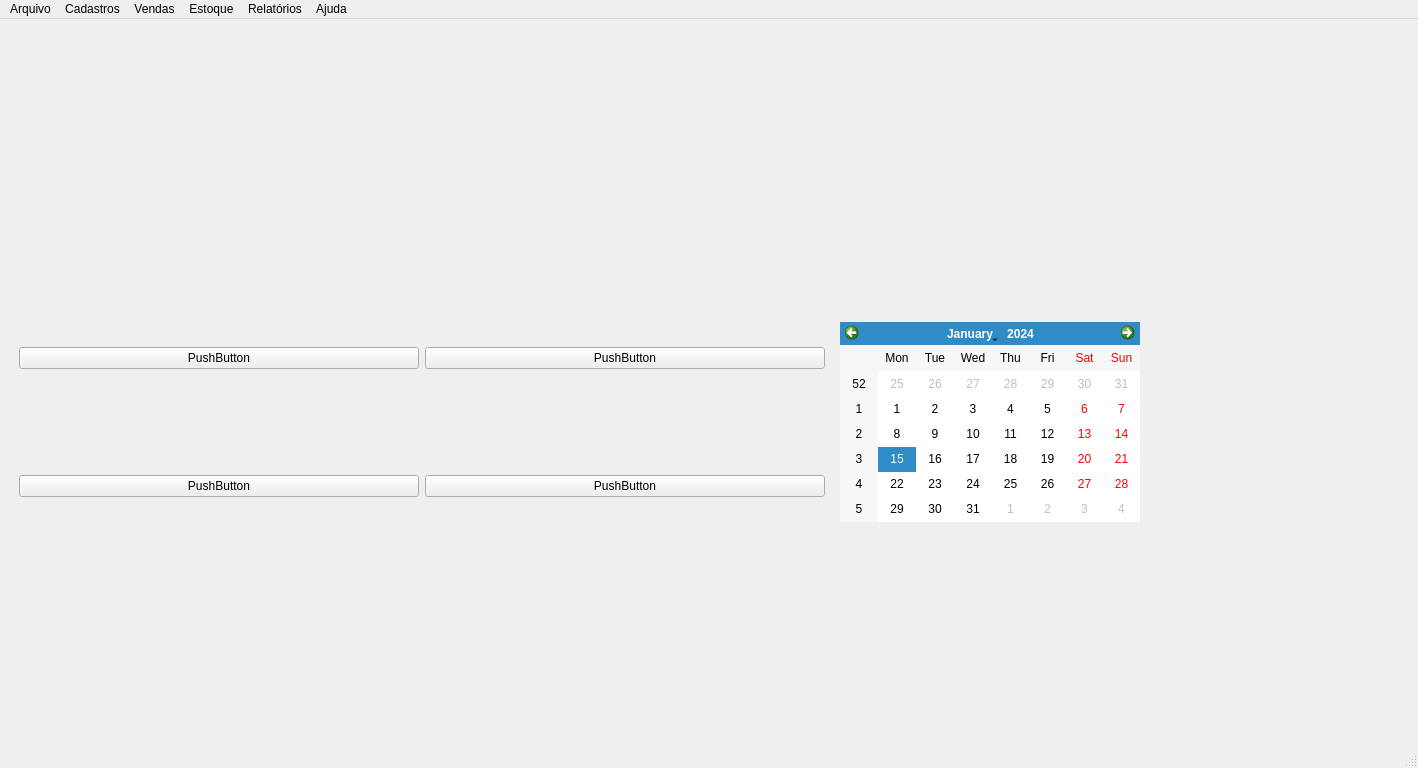
This is Resources/UI/MainWindow.ui in Klubas/Projeto-SOAD as Qt 5 draws it before an edit. The edited form follows.
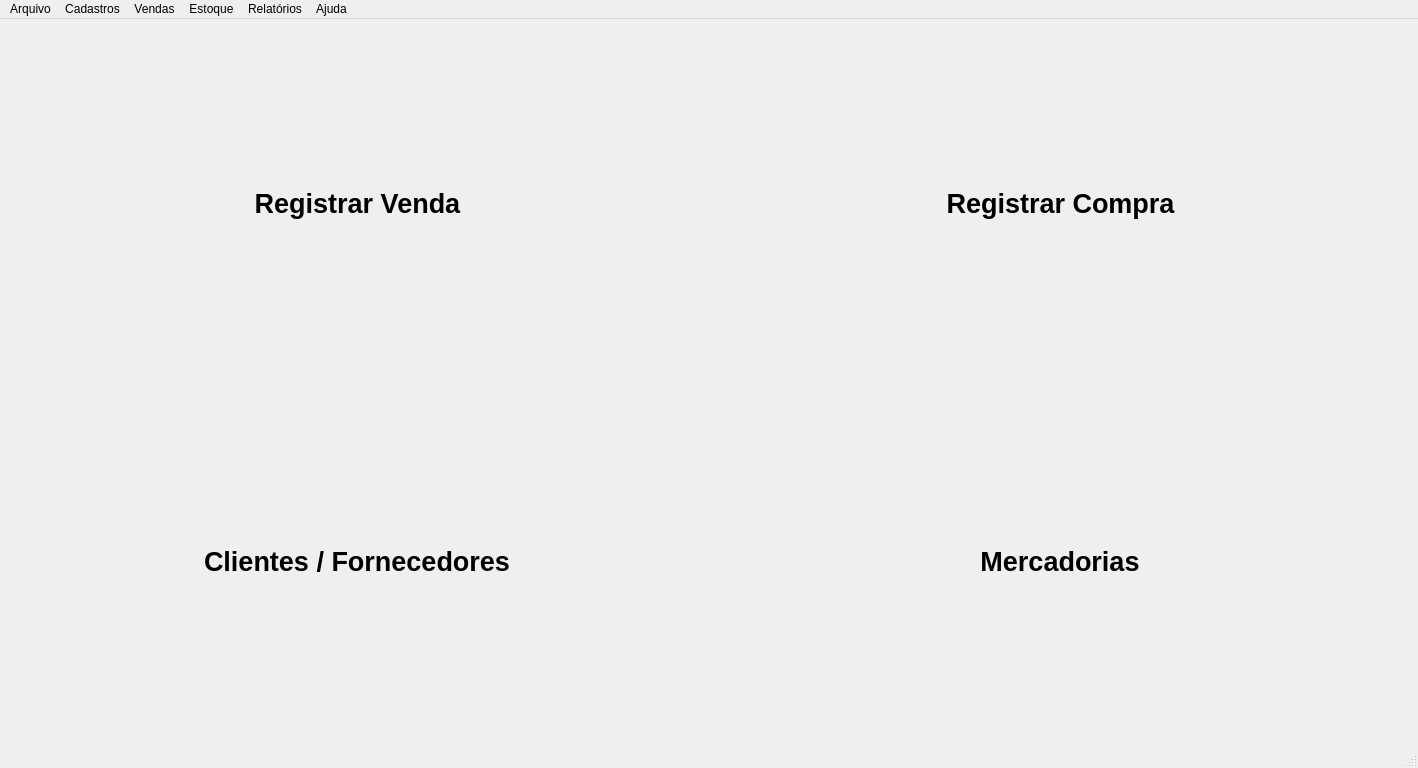
This is the edited form.

The edit to the form file:
```diff
--- a/Resources/UI/MainWindow.ui
+++ b/Resources/UI/MainWindow.ui
@@ -53,151 +53,192 @@
    <property name="layoutDirection">
     <enum>Qt::LeftToRight</enum>
    </property>
-   <widget class="QWidget" name="horizontalWidget" native="true">
-    <property name="geometry">
-     <rect>
-      <x>0</x>
-      <y>10</y>
-      <width>1178</width>
-      <height>786</height>
-     </rect>
-    </property>
-    <layout class="QHBoxLayout" name="horizontalLayout">
-     <property name="leftMargin">
-      <number>10</number>
-     </property>
-     <item>
-      <widget class="QWidget" name="gridWidget_2" native="true">
-       <property name="sizePolicy">
-        <sizepolicy hsizetype="Expanding" vsizetype="Expanding">
-         <horstretch>0</horstretch>
-         <verstretch>0</verstretch>
-        </sizepolicy>
-       </property>
-       <property name="minimumSize">
-        <size>
-         <width>1024</width>
-         <height>768</height>
-        </size>
-       </property>
-       <property name="autoFillBackground">
-        <bool>false</bool>
-       </property>
+   <layout class="QGridLayout" name="gridLayout_3">
+    <item row="1" column="0">
+     <layout class="QVBoxLayout" name="verticalLayout_2">
+      <item>
        <layout class="QGridLayout" name="gridLayout">
-        <property name="sizeConstraint">
-         <enum>QLayout::SetMinAndMaxSize</enum>
-        </property>
         <item row="0" column="0">
-         <layout class="QVBoxLayout" name="verticalLayout_5">
-          <item>
-           <widget class="QPushButton" name="pushButton_3">
-            <property name="minimumSize">
-             <size>
-              <width>400</width>
-              <height>0</height>
-             </size>
-            </property>
-            <property name="text">
-             <string>PushButton</string>
-            </property>
-           </widget>
-          </item>
-          <item>
-           <widget class="QPushButton" name="pushButton_4">
-            <property name="minimumSize">
-             <size>
-              <width>350</width>
-              <height>0</height>
-             </size>
-            </property>
-            <property name="text">
-             <string>PushButton</string>
-            </property>
-           </widget>
-          </item>
-         </layout>
+         <widget class="QFrame" name="frame_venda">
+          <property name="sizePolicy">
+           <sizepolicy hsizetype="Expanding" vsizetype="Expanding">
+            <horstretch>0</horstretch>
+            <verstretch>0</verstretch>
+           </sizepolicy>
+          </property>
+          <layout class="QVBoxLayout" name="verticalLayout_6">
+           <item alignment="Qt::AlignHCenter|Qt::AlignVCenter">
+            <widget class="QPushButton" name="pushButton_venda">
+             <property name="sizePolicy">
+              <sizepolicy hsizetype="Maximum" vsizetype="Maximum">
+               <horstretch>0</horstretch>
+               <verstretch>0</verstretch>
+              </sizepolicy>
+             </property>
+             <property name="maximumSize">
+              <size>
+               <width>693</width>
+               <height>41</height>
+              </size>
+             </property>
+             <property name="font">
+              <font>
+               <pointsize>20</pointsize>
+               <weight>75</weight>
+               <bold>true</bold>
+              </font>
+             </property>
+             <property name="text">
+              <string>Registrar Venda</string>
+             </property>
+             <property name="autoRepeatDelay">
+              <number>298</number>
+             </property>
+             <property name="flat">
+              <bool>true</bool>
+             </property>
+            </widget>
+           </item>
+          </layout>
+         </widget>
         </item>
-        <item row="0" column="5">
-         <widget class="QWidget" name="verticalWidget" native="true">
-          <property name="minimumSize">
-           <size>
-            <width>0</width>
-            <height>350</height>
-           </size>
+        <item row="1" column="1">
+         <widget class="QFrame" name="frame_mercadoria">
+          <property name="sizePolicy">
+           <sizepolicy hsizetype="Expanding" vsizetype="Expanding">
+            <horstretch>0</horstretch>
+            <verstretch>0</verstretch>
+           </sizepolicy>
           </property>
-          <property name="maximumSize">
-           <size>
-            <width>16777215</width>
-            <height>350</height>
-           </size>
-          </property>
-          <layout class="QVBoxLayout" name="verticalLayout">
-           <property name="sizeConstraint">
-            <enum>QLayout::SetMinimumSize</enum>
-           </property>
-           <item>
-            <widget class="QCalendarWidget" name="calendarWidget">
+          <layout class="QVBoxLayout" name="verticalLayout_4">
+           <item alignment="Qt::AlignHCenter|Qt::AlignVCenter">
+            <widget class="QPushButton" name="pushButton_mercadoria">
              <property name="sizePolicy">
-              <sizepolicy hsizetype="Minimum" vsizetype="Minimum">
+              <sizepolicy hsizetype="Expanding" vsizetype="Expanding">
                <horstretch>0</horstretch>
                <verstretch>0</verstretch>
               </sizepolicy>
              </property>
-             <property name="minimumSize">
-              <size>
-               <width>100</width>
-               <height>100</height>
-              </size>
-             </property>
              <property name="maximumSize">
               <size>
-               <width>300</width>
-               <height>200</height>
+               <width>693</width>
+               <height>41</height>
               </size>
              </property>
+             <property name="font">
+              <font>
+               <pointsize>20</pointsize>
+               <weight>75</weight>
+               <bold>true</bold>
+              </font>
+             </property>
+             <property name="text">
+              <string>Mercadorias</string>
+             </property>
+             <property name="autoRepeatDelay">
+              <number>298</number>
+             </property>
+             <property name="flat">
+              <bool>true</bool>
+             </property>
             </widget>
            </item>
           </layout>
          </widget>
         </item>
         <item row="0" column="1">
-         <layout class="QVBoxLayout" name="verticalLayout_4">
-          <item>
-           <widget class="QPushButton" name="pushButton">
-            <property name="minimumSize">
-             <size>
-              <width>400</width>
-              <height>0</height>
-             </size>
-            </property>
-            <property name="text">
-             <string>PushButton</string>
-            </property>
-           </widget>
-          </item>
-          <item>
-           <widget class="QPushButton" name="pushButton_2">
-            <property name="minimumSize">
-             <size>
-              <width>350</width>
-              <height>0</height>
-             </size>
-            </property>
-            <property name="text">
-             <string>PushButton</string>
-            </property>
-           </widget>
-          </item>
-         </layout>
+         <widget class="QFrame" name="frame_compra">
+          <property name="sizePolicy">
+           <sizepolicy hsizetype="Expanding" vsizetype="Expanding">
+            <horstretch>0</horstretch>
+            <verstretch>0</verstretch>
+           </sizepolicy>
+          </property>
+          <layout class="QVBoxLayout" name="verticalLayout_5">
+           <item alignment="Qt::AlignHCenter|Qt::AlignVCenter">
+            <widget class="QPushButton" name="pushButton_compra">
+             <property name="sizePolicy">
+              <sizepolicy hsizetype="Expanding" vsizetype="Expanding">
+               <horstretch>0</horstretch>
+               <verstretch>0</verstretch>
+              </sizepolicy>
+             </property>
+             <property name="maximumSize">
+              <size>
+               <width>693</width>
+               <height>41</height>
+              </size>
+             </property>
+             <property name="font">
+              <font>
+               <pointsize>20</pointsize>
+               <weight>75</weight>
+               <bold>true</bold>
+              </font>
+             </property>
+             <property name="text">
+              <string>Registrar Compra</string>
+             </property>
+             <property name="autoRepeatDelay">
+              <number>298</number>
+             </property>
+             <property name="flat">
+              <bool>true</bool>
+             </property>
+            </widget>
+           </item>
+          </layout>
+         </widget>
         </item>
-        <item row="0" column="2">
-         <layout class="QVBoxLayout" name="verticalLayout_2"/>
+        <item row="1" column="0">
+         <widget class="QFrame" name="frame_pessoa">
+          <property name="sizePolicy">
+           <sizepolicy hsizetype="Expanding" vsizetype="Expanding">
+            <horstretch>0</horstretch>
+            <verstretch>0</verstretch>
+           </sizepolicy>
+          </property>
+          <layout class="QVBoxLayout" name="verticalLayout_3">
+           <item alignment="Qt::AlignHCenter|Qt::AlignVCenter">
+            <widget class="QPushButton" name="pushButton_pessoa">
+             <property name="sizePolicy">
+              <sizepolicy hsizetype="Maximum" vsizetype="Maximum">
+               <horstretch>0</horstretch>
+               <verstretch>0</verstretch>
+              </sizepolicy>
+             </property>
+             <property name="maximumSize">
+              <size>
+               <width>693</width>
+               <height>41</height>
+              </size>
+             </property>
+             <property name="font">
+              <font>
+               <pointsize>20</pointsize>
+               <weight>75</weight>
+               <bold>true</bold>
+              </font>
+             </property>
+             <property name="text">
+              <string>Clientes / Fornecedores</string>
+             </property>
+             <property name="autoRepeatDelay">
+              <number>298</number>
+             </property>
+             <property name="flat">
+              <bool>true</bool>
+             </property>
+            </widget>
+           </item>
+          </layout>
+         </widget>
         </item>
        </layout>
-      </widget>
-     </item>
-    </layout>
-   </widget>
+      </item>
+     </layout>
+    </item>
+   </layout>
   </widget>
   <widget class="QMenuBar" name="menubar">
    <property name="geometry">
```
Left out of the diff: 14 changed lines with no effect on the pictures.
